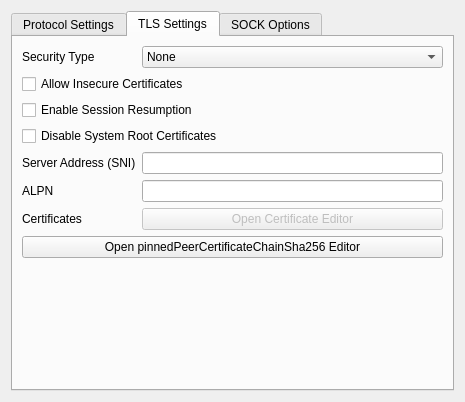
Above: src/ui/widgets/widgets/StreamSettingsWidget.ui from iRhonin/Qv2ray before the change. Below: the same form after it.
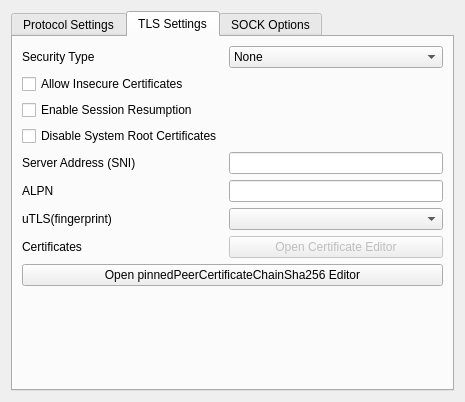
That is the form after the change. The open tabs and pages were chosen to show the change.

Commit message: support fingerprint for uTLS.

The edit to the form file:
```diff
--- a/src/ui/widgets/widgets/StreamSettingsWidget.ui
+++ b/src/ui/widgets/widgets/StreamSettingsWidget.ui
@@ -14,10 +14,10 @@
    <string>Stream Settings Widget</string>
   </property>
   <layout class="QGridLayout" name="gridLayout">
-   <item row="0" column="0">
+   <item row="0" column="1">
     <widget class="QTabWidget" name="tabWidget">
      <property name="currentIndex">
-      <number>0</number>
+      <number>1</number>
      </property>
      <widget class="QWidget" name="tab_3">
       <attribute name="title">
@@ -879,20 +879,20 @@
          </item>
         </widget>
        </item>
-       <item row="1" column="0" colspan="2">
+       <item row="2" column="0">
         <widget class="QCheckBox" name="allowInsecureCB">
-         <property name="checked">
-          <bool>false</bool>
-         </property>
          <property name="toolTip">
           <string>AllowInsecure is insecure, do not allow insecure.</string>
          </property>
          <property name="text">
           <string>Allow Insecure Certificates</string>
          </property>
+         <property name="checked">
+          <bool>false</bool>
+         </property>
         </widget>
        </item>
-       <item row="2" column="0" colspan="2">
+       <item row="3" column="0">
         <widget class="QCheckBox" name="enableSessionResumptionCB">
          <property name="text">
           <string>Enable Session Resumption</string>
@@ -902,41 +902,77 @@
          </property>
         </widget>
        </item>
-       <item row="3" column="0" colspan="2">
+       <item row="4" column="0">
         <widget class="QCheckBox" name="disableSystemRoot">
          <property name="text">
           <string>Disable System Root Certificates</string>
          </property>
         </widget>
        </item>
-       <item row="4" column="0">
+       <item row="15" column="0" colspan="2">
+        <widget class="QPushButton" name="pinnedPeerCertificateChainSha256Btn">
+         <property name="text">
+          <string>Open pinnedPeerCertificateChainSha256 Editor</string>
+         </property>
+        </widget>
+       </item>
+       <item row="6" column="1">
+        <widget class="QLineEdit" name="serverNameTxt"/>
+       </item>
+       <item row="6" column="0">
         <widget class="QLabel" name="label_6">
          <property name="text">
           <string>Server Address (SNI)</string>
          </property>
         </widget>
        </item>
-       <item row="4" column="1">
-        <widget class="QLineEdit" name="serverNameTxt"/>
+       <item row="8" column="1">
+        <widget class="QLineEdit" name="alpnTxt"/>
        </item>
-       <item row="5" column="0">
+       <item row="8" column="0">
         <widget class="QLabel" name="label_14">
          <property name="text">
           <string>ALPN</string>
          </property>
         </widget>
        </item>
-       <item row="5" column="1">
-        <widget class="QLineEdit" name="alpnTxt"/>
+       <item row="10" column="1">
+        <widget class="QComboBox" name="fingerprintCB">
+         <item>
+          <property name="text">
+           <string/>
+          </property>
+         </item>
+         <item>
+          <property name="text">
+           <string>chrome</string>
+          </property>
+         </item>
+         <item>
+          <property name="text">
+           <string>firefox</string>
+          </property>
+         </item>
+         <item>
+          <property name="text">
+           <string>safari</string>
+          </property>
+         </item>
+         <item>
+          <property name="text">
+           <string>randomized</string>
+          </property>
+         </item>
+        </widget>
        </item>
-       <item row="6" column="0">
-        <widget class="QLabel" name="label_9">
+       <item row="10" column="0">
+        <widget class="QLabel" name="label_34">
          <property name="text">
-          <string>Certificates</string>
+          <string>uTLS(fingerprint)</string>
          </property>
         </widget>
        </item>
-       <item row="6" column="1">
+       <item row="12" column="1">
         <widget class="QPushButton" name="openCertEditorBtn">
          <property name="enabled">
           <bool>false</bool>
@@ -949,10 +985,10 @@
          </property>
         </widget>
        </item>
-       <item row="7" column="0" colspan="2">
-        <widget class="QPushButton" name="pinnedPeerCertificateChainSha256Btn">
+       <item row="12" column="0">
+        <widget class="QLabel" name="label_9">
          <property name="text">
-          <string>Open pinnedPeerCertificateChainSha256 Editor</string>
+          <string>Certificates</string>
          </property>
         </widget>
        </item>
```
Left out of the diff: 3 changed lines with no effect on the pictures. The commit also changes 3 other files.
